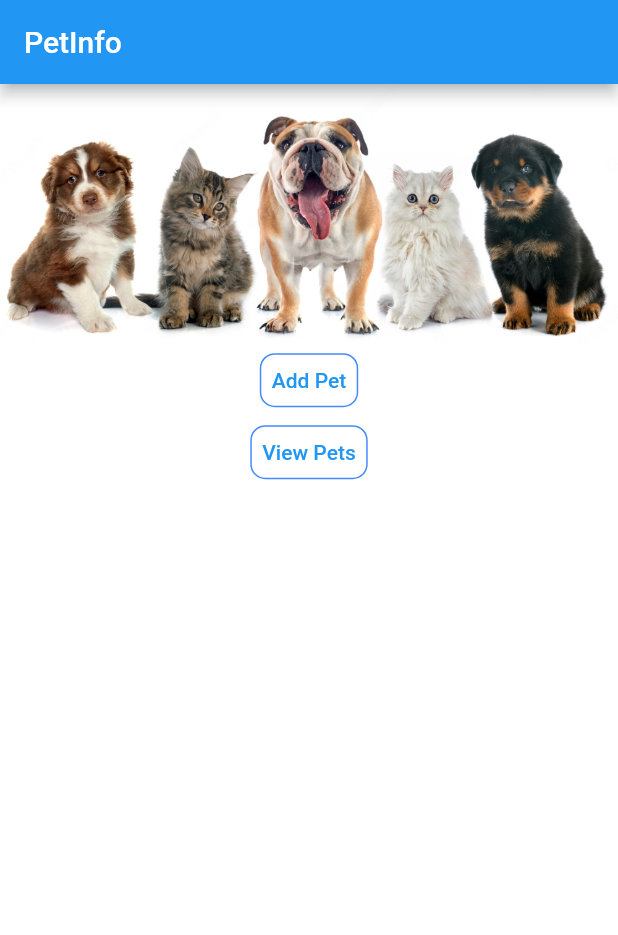
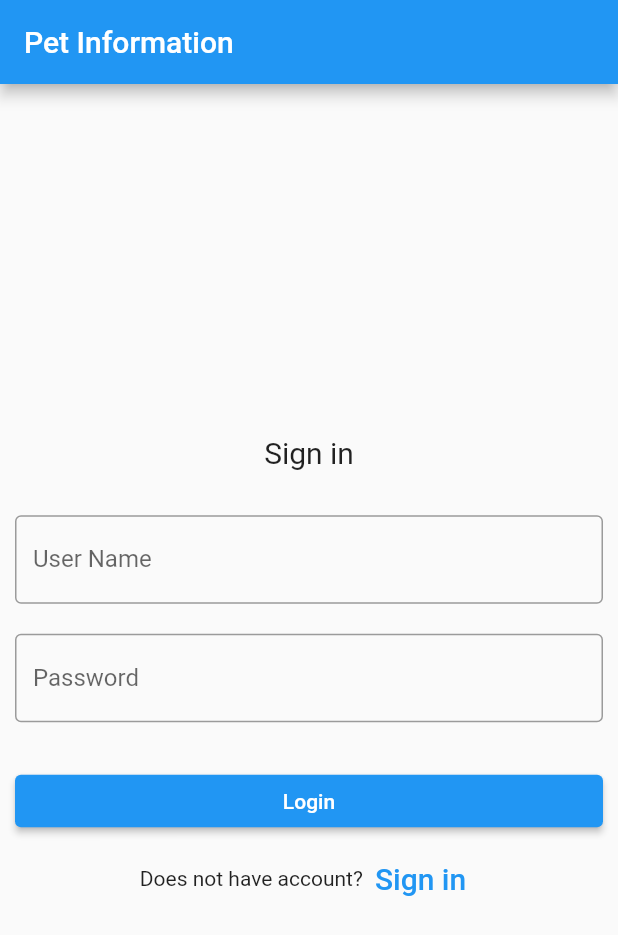
Before and after one commit to MiguelAzevedo2108/PetInfo, a Flutter app: the screen it shows after launch, on a phone screen of 412 x 824 dp. Shown: the top 935 px of the screen. Run offline on Flutter 3.47's test engine with Material 2 defaults, Android fonts, the light colour scheme and no system bars.

Commit message:
login page working

```diff
--- a/lib/main.dart
+++ b/lib/main.dart
@@ -1,5 +1,5 @@
 import 'package:flutter/material.dart';
-import 'package:petinfo/screens/Home.dart';
+import 'package:petinfo/screens/LoginPage.dart';
 
 void main() {
   runApp(const MyApp());
@@ -16,7 +16,7 @@ class MyApp extends StatelessWidget {
       theme: ThemeData(
         primarySwatch: Colors.blue,
       ),
-      home: const MyHomePage()
+      home: LoginPage()
     );
   }
 }
--- a/lib/screens/CreatePetPage.dart
+++ b/lib/screens/CreatePetPage.dart
@@ -18,8 +18,7 @@ class _CreatePetPageState extends State<CreatePetPage> {
   }
 
   Widget build(BuildContext context) {
-    return MaterialApp(
-      home: Scaffold(
+    return Scaffold(
         appBar: AppBar(
           title: Text("Pet Information"),
         ),
@@ -61,7 +60,6 @@ class _CreatePetPageState extends State<CreatePetPage> {
             Navigator.pop(context);
           },
         ),
-      ),
     );
   }
 }
--- a/lib/screens/Home.dart
+++ b/lib/screens/Home.dart
@@ -3,14 +3,14 @@ import 'package:flutter/material.dart';
 
 import 'CreatePetPage.dart';
 
-class MyHomePage extends StatefulWidget {
-  const MyHomePage({Key? key}) : super(key: key);
+class Home extends StatefulWidget {
+  const Home({Key? key}) : super(key: key);
 
   @override
-  State<MyHomePage> createState() => _MyHomePageState();
+  State<Home> createState() => _HomeState();
 }
 
-class _MyHomePageState extends State<MyHomePage> {
+class _HomeState extends State<Home> {
   @override
   Widget build(BuildContext context) {
     return Scaffold(
--- /dev/null
+++ b/lib/screens/LoginPage.dart
@@ -0,0 +1,112 @@
+import 'package:flutter/cupertino.dart';
+import 'package:flutter/material.dart';
+
+import 'Home.dart';
+
+class LoginPage extends StatefulWidget {
+  @override
+  State<LoginPage> createState() => _LoginPageState();
+}
+
+class _LoginPageState extends State<LoginPage> {
+  TextEditingController username = TextEditingController();
+  TextEditingController password = TextEditingController();
+
+  Map<String, String> users = Map();
+
+  bool loginChecker(String username, String password){
+    if(username.isNotEmpty && password.isNotEmpty){
+      users[username] = password;
+      return true;
+    }
+    return false;
+  }
+
+  @override
+  void dispose() {
+    // Clean up the controller when the widget is disposed.
+    username.dispose();
+    password.dispose();
+    super.dispose();
+  }
+
+  @override
+  Widget build(BuildContext context) {
+    return Scaffold(
+        appBar: AppBar(
+          title: Text("Pet Information"),
+        ),
+        body: Container(
+          alignment: AlignmentDirectional.center,
+          child: ListView(
+            shrinkWrap: true,
+            children: <Widget>[
+              Container(
+                  alignment: Alignment.center,
+                  padding: const EdgeInsets.all(20),
+                  child: const Text(
+                    'Sign in',
+                    style: TextStyle(fontSize: 20),
+                  )),
+              Container(
+                padding: const EdgeInsets.all(10),
+                child: TextField(
+                  controller: username,
+                  decoration: const InputDecoration(
+                    border: OutlineInputBorder(),
+                    labelText: 'User Name',
+                  ),
+
+                ),
+              ),
+              Container(
+                padding: const EdgeInsets.fromLTRB(10, 10, 10, 0),
+                child: TextField(
+                  controller: password,
+                  obscureText: true,
+                  decoration: const InputDecoration(
+                    border: OutlineInputBorder(),
+                    labelText: 'Password',
+                  ),
+                ),
+              ),
+              SizedBox(
+                height: 30,
+              ),
+              Container(
+                  height: 50,
+                  padding: const EdgeInsets.fromLTRB(10, 5, 10, 10),
+                  child: ElevatedButton(
+                    child: const Text('Login'),
+                    onPressed: () {
+                      if(loginChecker(username.text, password.text)){
+                        Navigator.push(
+                          context,
+                          MaterialPageRoute(builder: (context) => const Home()),
+                        );
+                        print(users);
+                      }
+                    },
+                  )),
+              Row(
+                mainAxisAlignment: MainAxisAlignment.center,
+                children: <Widget>[
+                  const Text('Does not have account?'),
+                  TextButton(
+                    child: const Text(
+                      'Sign in',
+                      style: TextStyle(fontSize: 20),
+                    ),
+                    onPressed: () {
+                      //signup screen
+                    },
+                  )
+                ],
+              ),
+
+            ],
+          ),
+        ),
+    );
+  }
+}
```
